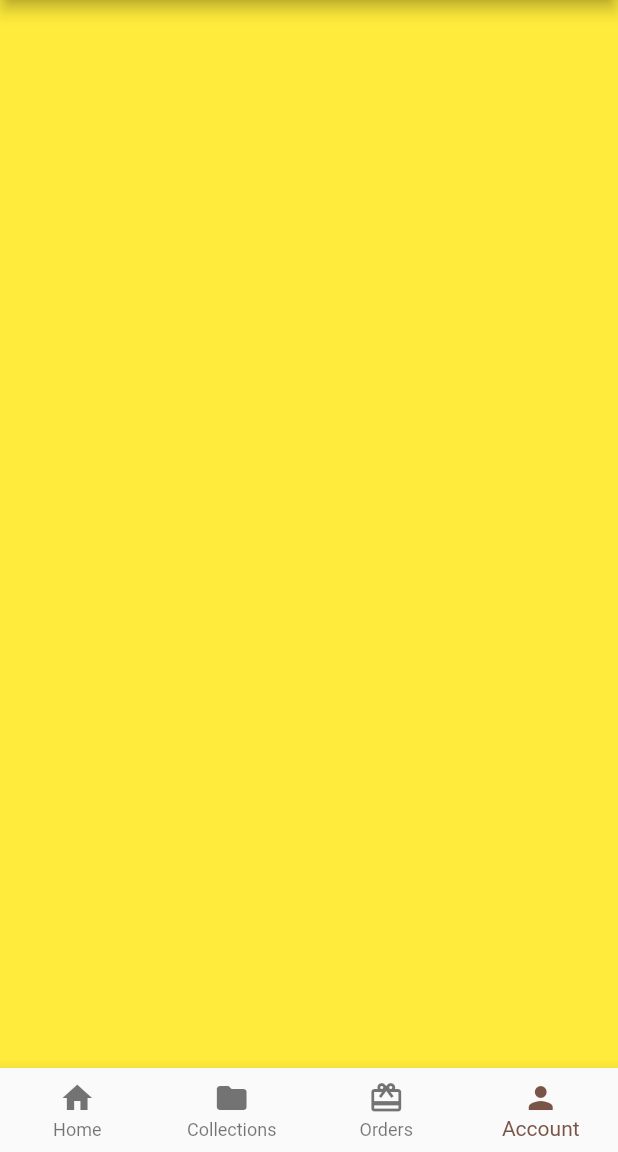
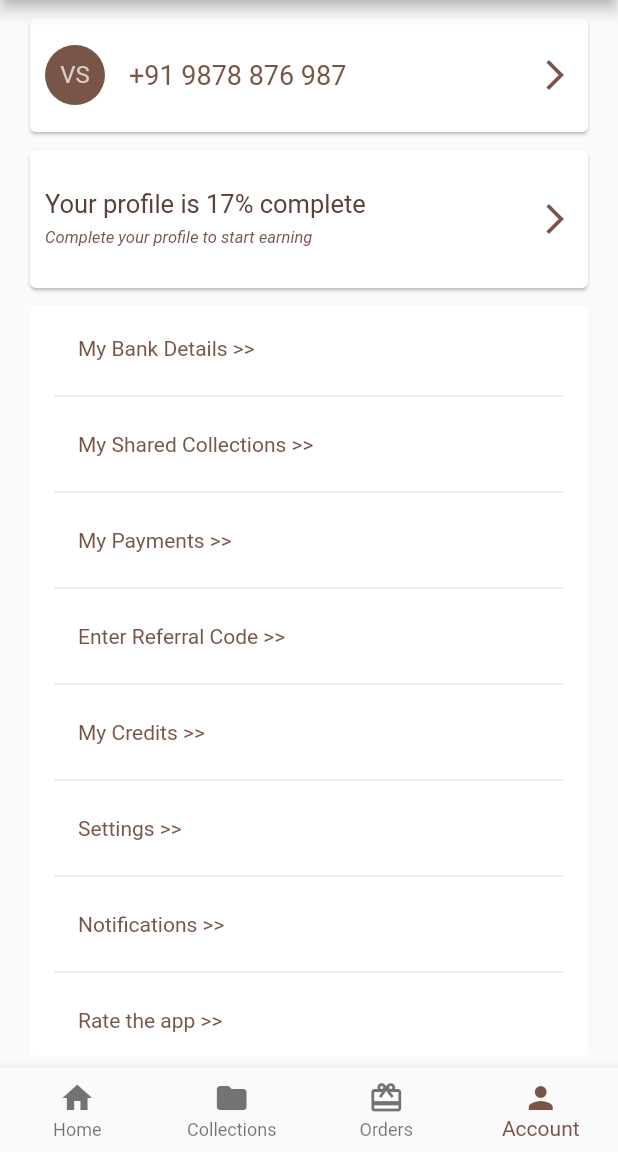
Before and after one commit to TheDecipherer/e-commerce-app, a Flutter app: the HomeScreen screen opened directly, item 4 of the bottom bar chosen, on a phone screen of 412 x 824 dp, the part 84-1236 px from its top. Run offline on Flutter 3.47's test engine with Material 2 defaults, Android fonts, the phone set to English and light mode, and no system bars.

Commit message:
Release 1 complete

```diff
--- a/lib/screens/home_screen.dart
+++ b/lib/screens/home_screen.dart
@@ -1,7 +1,7 @@
+import 'package:e_commerce_app/widgets/account_widget.dart';
 import 'package:e_commerce_app/widgets/collections_widget.dart';
 import 'package:e_commerce_app/widgets/home_widget.dart';
 import 'package:e_commerce_app/widgets/orders_widget.dart';
-import 'package:e_commerce_app/widgets/placeholder_widget.dart';
 import 'package:flutter/material.dart';
 
 class HomeScreen extends StatefulWidget {
@@ -15,7 +15,7 @@ class _HomeScreenState extends State<HomeScreen> {
     HomeWidget(),
     CollectionsWidget(),
     OrdersWidget(),
-    PlaceHolderWidget(Colors.yellow),
+    AccountsWidget(),
   ];
 
   void onTabTapped(int index) {
--- /dev/null
+++ b/lib/widgets/account_widget.dart
@@ -0,0 +1,56 @@
+import 'package:e_commerce_app/widgets/profile_completion_prompt_widget.dart';
+import 'package:e_commerce_app/widgets/profile_options_widget.dart';
+import 'package:e_commerce_app/widgets/user_details_widget.dart';
+import 'package:flutter/material.dart';
+
+class AccountsWidget extends StatelessWidget {
+  @override
+  Widget build(BuildContext context) {
+    return ListView(
+      children: <Widget>[
+        UserDetailsWidget(),
+        ProfileCompletionPromptWidget(),
+        Padding(
+          padding: const EdgeInsets.only(
+            left: 16,
+            right: 16,
+            top: 4,
+          ),
+          child: Card(
+            elevation: 0,
+            child: Column(
+              children: <Widget>[
+                Padding(
+                  padding: const EdgeInsets.only(
+                    left: 16,
+                    right: 16,
+                    top: 4,
+                  ),
+                  child: Column(
+                    children: <Widget>[
+                      ProfileOptionsWidget('My Bank Details >>'),
+                      Divider(),
+                      ProfileOptionsWidget('My Shared Collections >>'),
+                      Divider(),
+                      ProfileOptionsWidget('My Payments >>'),
+                      Divider(),
+                      ProfileOptionsWidget('Enter Referral Code >>'),
+                      Divider(),
+                      ProfileOptionsWidget('My Credits >>'),
+                      Divider(),
+                      ProfileOptionsWidget('Settings >>'),
+                      Divider(),
+                      ProfileOptionsWidget('Notifications >>'),
+                      Divider(),
+                      ProfileOptionsWidget('Rate the app >>'),
+                    ],
+                  ),
+                ),
+              ],
+            ),
+          ),
+        ),
+      ],
+    );
+  }
+}
--- a/lib/widgets/orders_widget.dart
+++ b/lib/widgets/orders_widget.dart
@@ -1,15 +1,10 @@
 import 'package:e_commerce_app/widgets/search_card_widget.dart';
 import 'package:flutter/material.dart';
 
-class OrdersWidget extends StatefulWidget {
-  @override
-  _OrdersWidgetState createState() => _OrdersWidgetState();
-}
-
-class _OrdersWidgetState extends State<OrdersWidget> {
+class OrdersWidget extends StatelessWidget {
   @override
   Widget build(BuildContext context) {
-    return Column(
+    return ListView(
       children: <Widget>[
         SearchCardWidget(),
         Container(
--- a/lib/widgets/placeholder_widget.dart
+++ /dev/null
@@ -1,14 +0,0 @@
-import 'package:flutter/material.dart';
-
-class PlaceHolderWidget extends StatelessWidget {
-  final Color color;
-
-  PlaceHolderWidget(this.color);
-
-  @override
-  Widget build(BuildContext context) {
-    return Container(
-      color: color,
-    );
-  }
-}
--- /dev/null
+++ b/lib/widgets/profile_completion_prompt_widget.dart
@@ -0,0 +1,39 @@
+import 'package:flutter/material.dart';
+
+class ProfileCompletionPromptWidget extends StatelessWidget {
+  @override
+  Widget build(BuildContext context) {
+    return Padding(
+      padding: const EdgeInsets.only(
+        left: 16,
+        right: 16,
+        top: 4,
+      ),
+      child: Card(
+        elevation: 1,
+        child: ListTile(
+          contentPadding: EdgeInsets.all(10),
+          title: Text(
+            'Your profile is 17% complete',
+            style: TextStyle(
+              color: Theme.of(context).primaryColorDark,
+              fontSize: 17,
+            ),
+          ),
+          subtitle: Text(
+            'Complete your profile to start earning',
+            style: TextStyle(
+              color: Theme.of(context).primaryColor,
+              fontSize: 11,
+              fontStyle: FontStyle.italic,
+            ),
+          ),
+          trailing: Icon(
+            Icons.arrow_forward_ios,
+            color: Theme.of(context).primaryColor,
+          ),
+        ),
+      ),
+    );
+  }
+}
--- /dev/null
+++ b/lib/widgets/profile_options_widget.dart
@@ -0,0 +1,21 @@
+import 'package:flutter/material.dart';
+
+class ProfileOptionsWidget extends StatelessWidget {
+  final String optionText;
+
+  const ProfileOptionsWidget(this.optionText);
+
+  @override
+  Widget build(BuildContext context) {
+    return ListTile(
+      dense: true,
+      title: Text(
+        optionText,
+        style: TextStyle(
+          fontSize: 14,
+          color: Theme.of(context).primaryColor,
+        ),
+      ),
+    );
+  }
+}
--- /dev/null
+++ b/lib/widgets/user_details_widget.dart
@@ -0,0 +1,35 @@
+import 'package:flutter/material.dart';
+
+class UserDetailsWidget extends StatelessWidget {
+  @override
+  Widget build(BuildContext context) {
+    return Padding(
+      padding: const EdgeInsets.only(
+        left: 16,
+        right: 16,
+        top: 8,
+      ),
+      child: Card(
+        elevation: 1,
+        child: ListTile(
+          contentPadding: EdgeInsets.all(10),
+          leading: CircleAvatar(
+            backgroundColor: Theme.of(context).primaryColor,
+            child: Text('VS'),
+          ),
+          title: Text(
+            '+91 9878 876 987',
+            style: TextStyle(
+              color: Theme.of(context).primaryColor,
+              fontSize: 18,
+            ),
+          ),
+          trailing: Icon(
+            Icons.arrow_forward_ios,
+            color: Theme.of(context).primaryColor,
+          ),
+        ),
+      ),
+    );
+  }
+}
```
